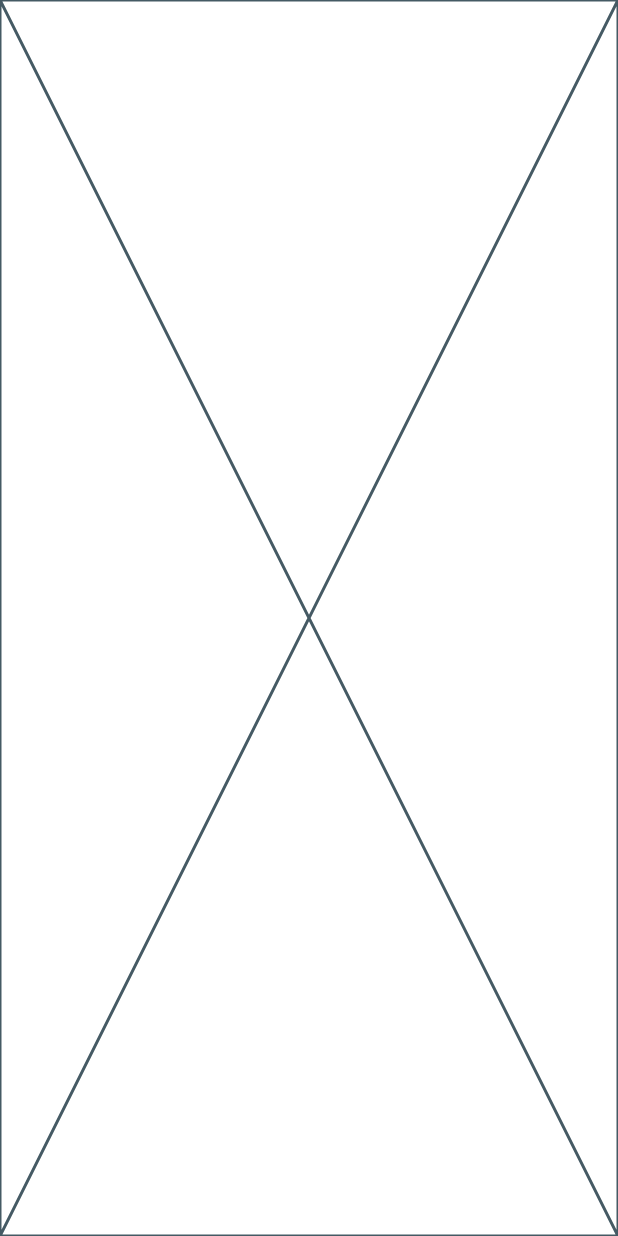
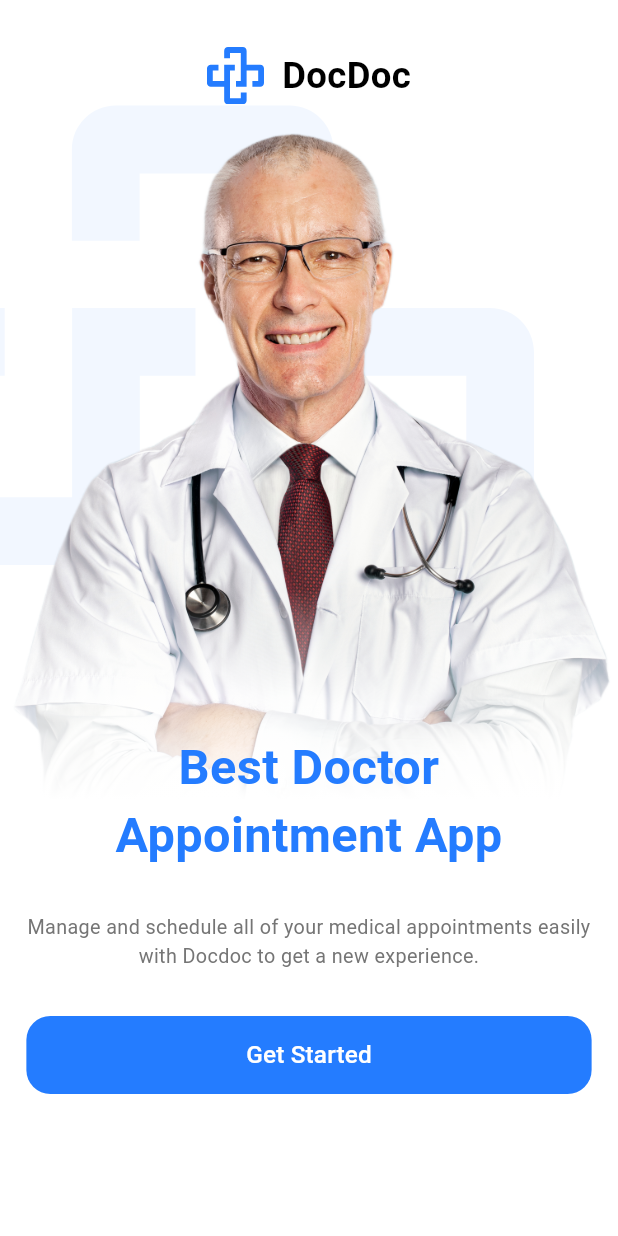
Before and after one commit to MahmoudAladwy33/docdoc, a Flutter app: the screen it shows after launch, on a phone screen of 412 x 824 dp. Run offline on Flutter 3.47's test engine with Material 3 defaults, Android fonts, the phone set to English and light mode, and no system bars; our stand-ins replace flutter_screenutil, flutter_svg.

Commit message:
- added images & svgs folders for assets - added flutter_svg & flutter_screenutil -made a file for doc app client - added navigation extension - added routing folder than contains router class and routes file - added colors and text styles - added empty login screen - added onboarding screen

```diff
--- /dev/null
+++ b/lib/core/helpers/extensions.dart
@@ -0,0 +1,17 @@
+import 'package:flutter/material.dart';
+
+extension Navigation on BuildContext{
+  Future<dynamic> pushNamed(String routeName, {Object? arguments}) {
+    return Navigator.of(this).pushNamed(routeName, arguments: arguments);
+  }
+
+  Future<dynamic> pushReplacementNamed(String routeName, {Object? arguments}) {
+    return Navigator.of(this).pushReplacementNamed(routeName, arguments: arguments);
+  }
+
+  Future<dynamic> pushNamedAndRemoveUntil(String newRouteName, {Object? arguments}) {
+    return Navigator.of(this).pushNamedAndRemoveUntil(newRouteName, (route) => false, arguments: arguments);
+  }
+
+  void pop() => Navigator.of(this).pop();
+}
--- a/lib/core/routing/app_router.dart
+++ b/lib/core/routing/app_router.dart
@@ -5,6 +5,8 @@ import 'package:medilink/features/onboarding/onboarding_screen.dart';
 
 class AppRouter {
   Route generateRoute(RouteSettings settings) {
+
+    final args = settings.arguments;
     switch (settings.name) {
       case Routes.onBoardingScreen:
         return MaterialPageRoute(builder: (_) => const OnboardingScreen());
--- /dev/null
+++ b/lib/core/theme/colors.dart
@@ -0,0 +1,6 @@
+import 'package:flutter/material.dart';
+
+class ColorsManager {
+  static const Color mainBlue = Color(0xff247CFF);
+  static const Color gray = Color(0xff757575);
+}
--- /dev/null
+++ b/lib/core/theme/styles.dart
@@ -0,0 +1,29 @@
+import 'package:flutter/material.dart';
+import 'package:flutter_screenutil/flutter_screenutil.dart';
+import 'package:medilink/core/theme/colors.dart';
+
+class Textstyles {
+  static TextStyle font24Black700Weight = TextStyle(
+    fontSize: 24.sp,
+    fontWeight: FontWeight.w700,
+    color: Colors.black,
+  );
+
+  static TextStyle font32BlueBold = TextStyle(
+    fontSize: 32.sp,
+    fontWeight: FontWeight.bold,
+    color: ColorsManager.mainBlue,
+  );
+
+  static TextStyle font13GrayRegular = TextStyle(
+    fontSize: 13.sp,
+    fontWeight: FontWeight.normal,
+    color: ColorsManager.gray,
+  );
+
+  static TextStyle font16WhiteSemiBold = TextStyle(
+    fontSize: 16.sp,
+    fontWeight: FontWeight.w500,
+    color: Colors.white,
+  );
+}
--- a/lib/doc_app.dart
+++ b/lib/doc_app.dart
@@ -1,10 +1,27 @@
 import 'package:flutter/material.dart';
+import 'package:flutter_screenutil/flutter_screenutil.dart';
+import 'package:medilink/core/routing/app_router.dart';
+import 'package:medilink/core/routing/routes.dart';
+import 'package:medilink/core/theme/colors.dart';
 
 class DocApp extends StatelessWidget {
-  const DocApp({super.key});
-
+  const DocApp({super.key, required this.appRouter});
+  final AppRouter appRouter;
   @override
   Widget build(BuildContext context) {
-    return const Placeholder();
+    return ScreenUtilInit(
+      designSize: const Size(375, 812),
+      minTextAdapt: true,
+      child: MaterialApp(
+        title: 'Doc App',
+        theme: ThemeData(
+          primaryColor: ColorsManager.mainBlue,
+          scaffoldBackgroundColor: Colors.white,
+        ),
+        debugShowCheckedModeBanner: false,
+        initialRoute: Routes.onBoardingScreen,
+        onGenerateRoute: appRouter.generateRoute,
+      ),
+    );
   }
 }
--- a/lib/features/onboarding/onboarding_screen.dart
+++ b/lib/features/onboarding/onboarding_screen.dart
@@ -1,4 +1,9 @@
 import 'package:flutter/material.dart';
+import 'package:flutter_screenutil/flutter_screenutil.dart';
+import 'package:medilink/core/theme/styles.dart';
+import 'package:medilink/features/onboarding/widgets/doc_logo_and_name.dart';
+import 'package:medilink/features/onboarding/widgets/doctor_image_and_text.dart';
+import 'package:medilink/features/onboarding/widgets/get_started_button.dart';
 
 class OnboardingScreen extends StatelessWidget {
   const OnboardingScreen({super.key});
@@ -6,8 +11,35 @@ class OnboardingScreen extends StatelessWidget {
   @override
   Widget build(BuildContext context) {
     return Scaffold(
-      body: Center(
-        child: Text('Onboarding Screen'),
+      body: SafeArea(
+        child: SingleChildScrollView(
+          child: Padding(
+            padding: EdgeInsets.only(
+              top: 30.h,
+              bottom: 30.h,
+            ),
+            child: Column(
+              children: [
+                const DocLogoAndName(),
+                const DoctorImageAndText(),
+                Padding(
+                  padding: EdgeInsets.symmetric(horizontal: 16.w),
+                  child: Column(
+                    children: [
+                      Text(
+                        'Manage and schedule all of your medical appointments easily with Docdoc to get a new experience.',
+                        style: Textstyles.font13GrayRegular,
+                        textAlign: TextAlign.center,
+                      ),
+                      SizedBox(height: 30.h),
+                      const GetStartedButton(),
+                    ],
+                  ),
+                ),
+              ],
+            ),
+          ),
+        ),
       ),
     );
   }
--- /dev/null
+++ b/lib/features/onboarding/widgets/doc_logo_and_name.dart
@@ -0,0 +1,25 @@
+import 'package:flutter/material.dart';
+import 'package:flutter_screenutil/flutter_screenutil.dart';
+import 'package:flutter_svg/flutter_svg.dart';
+import 'package:medilink/core/theme/styles.dart';
+
+class DocLogoAndName extends StatelessWidget {
+  const DocLogoAndName({super.key});
+
+  @override
+  Widget build(BuildContext context) {
+    return Row(
+      mainAxisAlignment: MainAxisAlignment.center,
+      children: [
+        SvgPicture.asset('assets/svgs/docdoc_logo.svg'),
+        SizedBox(
+          width: 10.w,
+        ),
+        Text(
+          'DocDoc',
+          style: Textstyles.font24Black700Weight,
+        ),
+      ],
+    );
+  }
+}
--- /dev/null
+++ b/lib/features/onboarding/widgets/doctor_image_and_text.dart
@@ -0,0 +1,42 @@
+import 'package:flutter/material.dart';
+import 'package:flutter_svg/flutter_svg.dart';
+import 'package:medilink/core/theme/styles.dart';
+
+class DoctorImageAndText extends StatelessWidget {
+  const DoctorImageAndText({super.key});
+
+  @override
+  Widget build(BuildContext context) {
+    return Stack(
+      children: [
+        SvgPicture.asset('assets/svgs/docdoc_logo_low_opacity.svg'),
+        Container(
+          foregroundDecoration: BoxDecoration(
+            gradient: LinearGradient(
+              begin: Alignment.bottomCenter,
+              end: Alignment.topCenter,
+              stops: const [0.14, 0.4],
+              colors: [
+                Colors.white,
+                Colors.white.withOpacity(0.0),
+              ],
+            ),
+          ),
+          child: Image.asset('assets/images/onboarding_doctor.png'),
+        ),
+        Positioned(
+          bottom: 30,
+          left: 0,
+          right: 0,
+          child: Text(
+            textAlign: TextAlign.center,
+            'Best Doctor\nAppointment App',
+            style: Textstyles.font32BlueBold.copyWith(
+              height: 1.4,
+            ),
+          ),
+        ),
+      ],
+    );
+  }
+}
--- /dev/null
+++ b/lib/features/onboarding/widgets/get_started_button.dart
@@ -0,0 +1,34 @@
+import 'package:flutter/material.dart';
+import 'package:medilink/core/helpers/extensions.dart';
+import 'package:medilink/core/routing/routes.dart';
+import 'package:medilink/core/theme/colors.dart';
+import 'package:medilink/core/theme/styles.dart';
+
+class GetStartedButton extends StatelessWidget {
+  const GetStartedButton({super.key});
+
+  @override
+  Widget build(BuildContext context) {
+    return TextButton(
+      onPressed: () {
+        context.pushNamed(Routes.loginScreen);
+      },
+      style: ButtonStyle(
+        backgroundColor: const WidgetStatePropertyAll(ColorsManager.mainBlue),
+        tapTargetSize: MaterialTapTargetSize.shrinkWrap,
+        minimumSize: const WidgetStatePropertyAll(
+          Size(double.infinity, 52),
+        ),
+        shape: WidgetStatePropertyAll(
+          RoundedRectangleBorder(
+            borderRadius: BorderRadius.circular(16),
+          ),
+        ),
+      ),
+      child: Text(
+        'Get Started',
+        style: Textstyles.font16WhiteSemiBold,
+      ),
+    );
+  }
+}
--- a/lib/main.dart
+++ b/lib/main.dart
@@ -1,6 +1,11 @@
 import 'package:flutter/material.dart';
+import 'package:medilink/core/routing/app_router.dart';
 import 'package:medilink/doc_app.dart';
 
 void main() {
-  runApp(const DocApp());
+  runApp(
+    DocApp(
+      appRouter: AppRouter(),
+    ),
+  );
 }
--- a/pubspec.yaml
+++ b/pubspec.yaml
@@ -62,8 +62,9 @@ flutter:
   # the material Icons class.
   uses-material-design: true
   # To add assets to your application, add an assets section, like this:
-  # assets:
-  #   - images/a_dot_burr.jpeg
+  assets:
+    - assets/images/
+    - assets/svgs/
   #   - images/a_dot_ham.jpeg
   # An image asset can refer to one or more resolution-specific "variants", see
   # https://flutter.dev/to/resolution-aware-images
```
Also changed, not shown: assets/images/onboarding_doctor.png (added), assets/svgs/docdoc_logo.svg (added), assets/svgs/docdoc_logo_low_opacity.svg (added).
